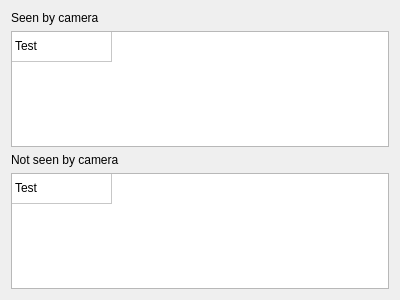
Qt form Registration/Resources/UI/AlignmentSideWidget.ui (NousNav/SlicerOpenNav) before a commit.
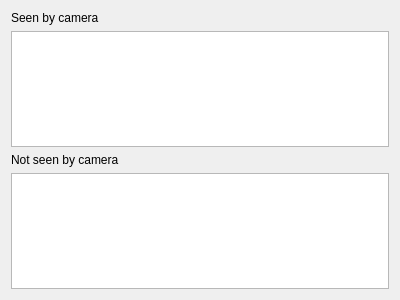
The same form after that commit.

Patch:
```diff
--- a/Registration/Resources/UI/AlignmentSideWidget.ui
+++ b/Registration/Resources/UI/AlignmentSideWidget.ui
@@ -29,21 +29,11 @@
      <attribute name="verticalHeaderVisible">
       <bool>false</bool>
      </attribute>
-     <row>
-      <property name="text">
-       <string>1</string>
-      </property>
-     </row>
      <column>
       <property name="text">
-       <string>Object</string>
+       <string>New Column</string>
       </property>
      </column>
-     <item row="0" column="0">
-      <property name="text">
-       <string>Test</string>
-      </property>
-     </item>
     </widget>
    </item>
    <item>
@@ -61,21 +51,11 @@
      <attribute name="verticalHeaderVisible">
       <bool>false</bool>
      </attribute>
-     <row>
-      <property name="text">
-       <string>1</string>
-      </property>
-     </row>
      <column>
       <property name="text">
-       <string>Object</string>
+       <string>New Column</string>
       </property>
      </column>
-     <item row="0" column="0">
-      <property name="text">
-       <string>Test</string>
-      </property>
-     </item>
     </widget>
    </item>
   </layout>
```
Left out of the diff: 4 changed lines with no effect on the pictures.
